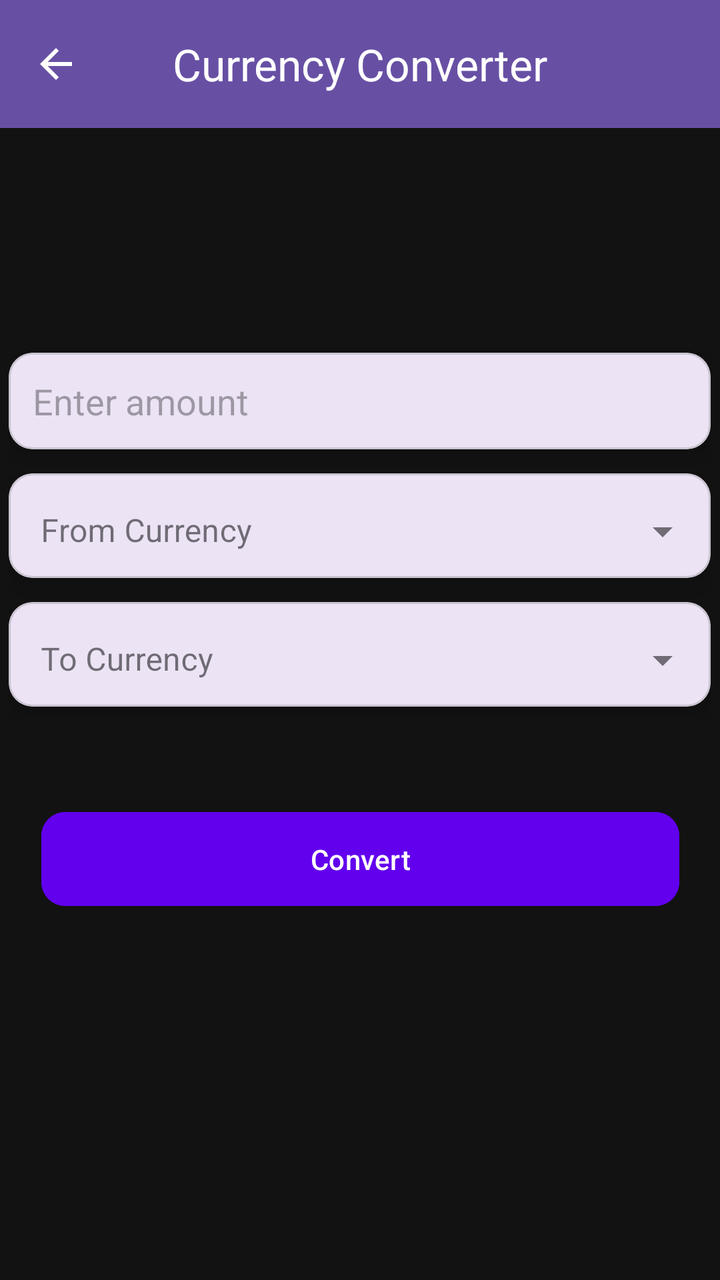
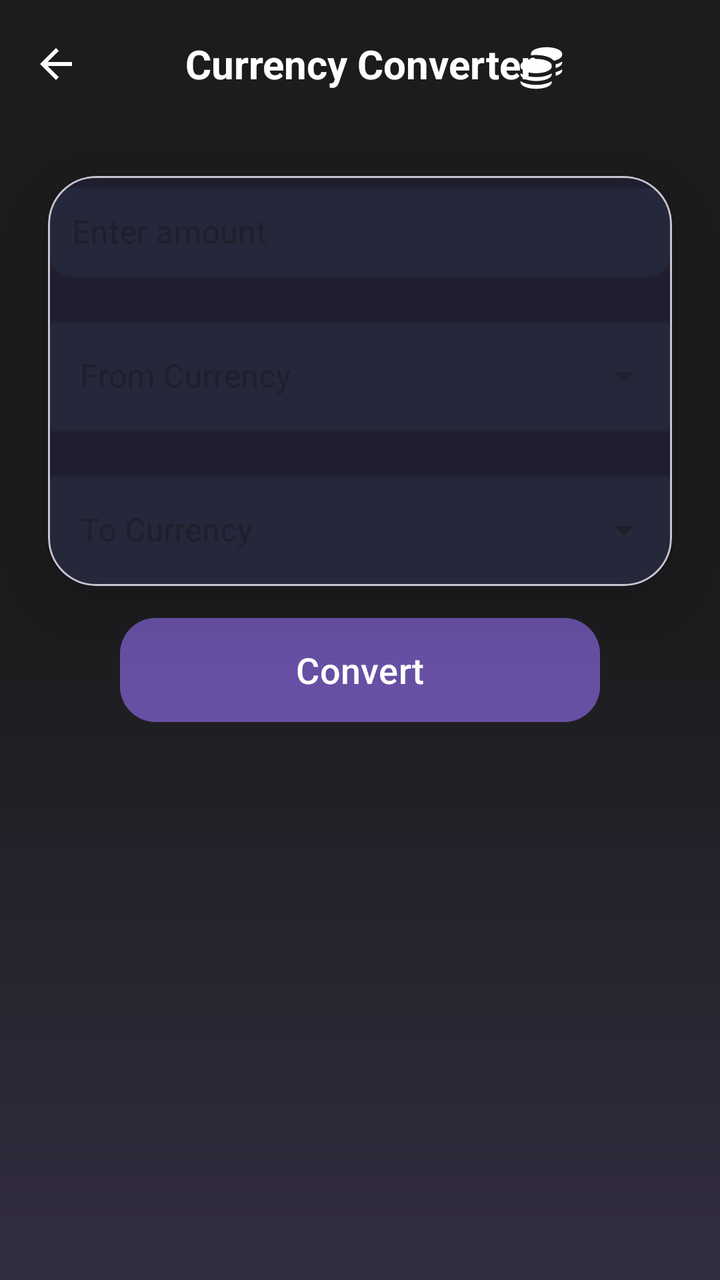

Two renders of the same Android screen: before a commit and after it. Below are the layout's source before the change and the commit's diff.
<!-- AndroidManifest.xml: application theme Theme.Bruh -->
<!-- res/layout/activity_currency.xml -->
<?xml version="1.0" encoding="utf-8"?>
<androidx.constraintlayout.widget.ConstraintLayout
    xmlns:android="http://schemas.android.com/apk/res/android"
    xmlns:app="http://schemas.android.com/apk/res-auto"
    xmlns:tools="http://schemas.android.com/tools"
    android:layout_width="match_parent"
    android:layout_height="match_parent"
    android:background="#121212"
    tools:context=".Currency">

    
    <androidx.constraintlayout.widget.ConstraintLayout
        android:id="@+id/toolbarLayout"
        android:layout_width="0dp"
        android:layout_height="?attr/actionBarSize"
        app:layout_constraintTop_toTopOf="parent"
        app:layout_constraintStart_toStartOf="parent"
        app:layout_constraintEnd_toEndOf="parent">

        <com.google.android.material.appbar.MaterialToolbar
            android:id="@+id/materialToolbar"
            android:layout_width="0dp"
            android:layout_height="match_parent"
            android:background="?attr/colorPrimary"
            android:theme="?attr/actionBarTheme"
            app:layout_constraintBottom_toBottomOf="parent"
            app:layout_constraintEnd_toEndOf="parent"
            app:layout_constraintStart_toStartOf="parent"
            app:layout_constraintTop_toTopOf="parent"
            app:navigationIcon="@drawable/ic_arrow_back"
            app:title="Currency Converter"
            app:titleCentered="true"
            app:titleTextColor="@android:color/white" />
    </androidx.constraintlayout.widget.ConstraintLayout>

    
    <com.google.android.material.card.MaterialCardView
        android:id="@+id/mainCard"
        android:layout_width="0dp"
        android:layout_height="wrap_content"
        android:layout_marginStart="16dp"
        android:layout_marginTop="70dp"
        android:layout_marginEnd="16dp"
        android:padding="16dp"
        app:cardCornerRadius="16dp"
        app:cardElevation="12dp"
        app:layout_constraintBottom_toBottomOf="parent"
        app:layout_constraintEnd_toEndOf="parent"
        app:layout_constraintStart_toStartOf="parent"
        app:layout_constraintTop_toBottomOf="@id/toolbarLayout">

    </com.google.android.material.card.MaterialCardView>

    

    

    <com.google.android.material.button.MaterialButton
        android:id="@+id/convertBtn"
        android:layout_width="319dp"
        android:layout_height="55dp"
        android:layout_marginStart="32dp"
        android:layout_marginTop="168dp"
        android:layout_marginEnd="32dp"
        android:backgroundTint="#6200EE"
        android:text="Convert"
        android:textColor="@android:color/white"
        app:cornerRadius="12dp"
        app:elevation="6dp"
        app:layout_constraintBottom_toBottomOf="parent"
        app:layout_constraintEnd_toEndOf="parent"
        app:layout_constraintStart_toStartOf="parent"
        app:layout_constraintTop_toTopOf="parent"
        app:layout_constraintVertical_bias="0.561" />

    <TextView
        android:id="@+id/resultText"
        android:layout_width="299dp"
        android:layout_height="46dp"
        android:layout_marginTop="96dp"
        android:gravity="center"
        android:text=""
        android:textSize="18sp"
        app:layout_constraintBottom_toBottomOf="parent"
        app:layout_constraintEnd_toEndOf="parent"
        app:layout_constraintStart_toStartOf="parent"
        app:layout_constraintTop_toTopOf="parent"
        app:layout_constraintVertical_bias="0.741" />

    <androidx.constraintlayout.widget.ConstraintLayout
        android:layout_width="351dp"
        android:layout_height="192dp"
        app:layout_constraintBottom_toBottomOf="parent"
        app:layout_constraintEnd_toEndOf="parent"
        app:layout_constraintHorizontal_bias="0.491"
        app:layout_constraintStart_toStartOf="parent"
        app:layout_constraintTop_toTopOf="parent"
        app:layout_constraintVertical_bias="0.376">

        
        <com.google.android.material.card.MaterialCardView
            android:id="@+id/amountCard"
            android:layout_width="0dp"
            android:layout_height="wrap_content"
            android:layout_marginTop="8dp"
            app:cardCornerRadius="12dp"
            app:cardElevation="8dp"
            app:layout_constraintEnd_toEndOf="parent"
            app:layout_constraintStart_toStartOf="parent"
            app:layout_constraintTop_toTopOf="parent">

            <EditText
                android:id="@+id/amountInput"
                android:layout_width="match_parent"
                android:layout_height="match_parent"
                android:hint="Enter amount"
                android:inputType="numberDecimal"
                android:padding="12dp"
                android:background="@null"/>
        </com.google.android.material.card.MaterialCardView>

        
        <com.google.android.material.card.MaterialCardView
            android:id="@+id/fromCurrencyCard"
            android:layout_width="0dp"
            android:layout_height="wrap_content"
            android:layout_marginTop="12dp"
            app:cardCornerRadius="12dp"
            app:cardElevation="8dp"
            app:layout_constraintEnd_toEndOf="parent"
            app:layout_constraintStart_toStartOf="parent"
            app:layout_constraintTop_toBottomOf="@id/amountCard">

            <com.google.android.material.textfield.TextInputLayout
                android:id="@+id/fromCurrencyLayout"
                style="@style/Widget.MaterialComponents.TextInputLayout.OutlinedBox.ExposedDropdownMenu"
                android:layout_width="match_parent"
                android:layout_height="match_parent"
                android:hint="From Currency"
                app:boxStrokeWidth="0dp"
                app:boxStrokeWidthFocused="0dp">

                <AutoCompleteTextView
                    android:id="@+id/fromCurrencyDropdown"
                    android:layout_width="match_parent"
                    android:layout_height="47dp"
                    android:completionThreshold="1"
                    android:dropDownHeight="300dp"
                    android:inputType="text" />
            </com.google.android.material.textfield.TextInputLayout>
        </com.google.android.material.card.MaterialCardView>

        
        <com.google.android.material.card.MaterialCardView
            android:id="@+id/toCurrencyCard"
            android:layout_width="0dp"
            android:layout_height="wrap_content"
            android:layout_marginTop="12dp"
            app:cardCornerRadius="12dp"
            app:cardElevation="8dp"
            app:layout_constraintEnd_toEndOf="parent"
            app:layout_constraintStart_toStartOf="parent"
            app:layout_constraintTop_toBottomOf="@id/fromCurrencyCard">

            <com.google.android.material.textfield.TextInputLayout
                android:id="@+id/toCurrencyLayout"
                style="@style/Widget.MaterialComponents.TextInputLayout.OutlinedBox.ExposedDropdownMenu"
                android:layout_width="match_parent"
                android:layout_height="match_parent"
                android:hint="To Currency"
                app:boxStrokeWidth="0dp">

                <AutoCompleteTextView
                    android:id="@+id/toCurrencyDropdown"
                    android:layout_width="match_parent"
                    android:layout_height="47dp"
                    android:completionThreshold="1"
                    android:dropDownHeight="300dp"
                    android:inputType="text" />
            </com.google.android.material.textfield.TextInputLayout>
        </com.google.android.material.card.MaterialCardView>

    </androidx.constraintlayout.widget.ConstraintLayout>
</androidx.constraintlayout.widget.ConstraintLayout>
<!-- resources referenced by this layout -->
<resources>
  <!-- drawable ic_arrow_back (drawable) -->
  <?xml version="1.0" encoding="utf-8"?>
  <vector xmlns:android="http://schemas.android.com/apk/res/android"
      android:width="24dp"
      android:height="24dp"
      android:viewportWidth="24"
      android:viewportHeight="24">
      <path
          android:fillColor="#FFFFFF"
          android:pathData="M20,11H7.83l5.59,-5.59L12,4l-8,8 8,8 1.41,-1.41L7.83,13H20v-2z"/>
  </vector>
  <style name="Theme.Bruh" parent="Base.Theme.Bruh" />
  <style name="Base.Theme.Bruh" parent="Theme.Material3.DayNight.NoActionBar">
          
          
      </style>
</resources>

<!-- the commit's change to res/layout/activity_currency.xml (unified diff, before → after) -->
@@ -5,180 +5,167 @@
     xmlns:tools="http://schemas.android.com/tools"
     android:layout_width="match_parent"
     android:layout_height="match_parent"
-    android:background="#121212"
+    android:background="@drawable/gradient_background"
     tools:context=".Currency">
 
     
-    <androidx.constraintlayout.widget.ConstraintLayout
-        android:id="@+id/toolbarLayout"
+    <com.google.android.material.appbar.MaterialToolbar
+        android:id="@+id/materialToolbar"
         android:layout_width="0dp"
         android:layout_height="?attr/actionBarSize"
+        android:backgroundTint="#1F1F2E"
+        android:elevation="8dp"
+        app:navigationIcon="@drawable/ic_arrow_back"
         app:layout_constraintTop_toTopOf="parent"
         app:layout_constraintStart_toStartOf="parent"
         app:layout_constraintEnd_toEndOf="parent">
 
-        <com.google.android.material.appbar.MaterialToolbar
-            android:id="@+id/materialToolbar"
-            android:layout_width="0dp"
+        
+        <LinearLayout
+            android:layout_width="wrap_content"
             android:layout_height="match_parent"
-            android:background="?attr/colorPrimary"
-            android:theme="?attr/actionBarTheme"
-            app:layout_constraintBottom_toBottomOf="parent"
-            app:layout_constraintEnd_toEndOf="parent"
-            app:layout_constraintStart_toStartOf="parent"
-            app:layout_constraintTop_toTopOf="parent"
-            app:navigationIcon="@drawable/ic_arrow_back"
-            app:title="Currency Converter"
-            app:titleCentered="true"
-            app:titleTextColor="@android:color/white" />
-    </androidx.constraintlayout.widget.ConstraintLayout>
+            android:orientation="horizontal"
+            android:gravity="center"
+            android:layout_gravity="center">
+
+            <TextView
+                android:id="@+id/toolbarTitle"
+                android:layout_width="wrap_content"
+                android:layout_height="wrap_content"
+                android:text="Currency Converter"
+                android:textColor="@android:color/white"
+                android:textSize="20sp"
+                android:textStyle="bold" />
+        </LinearLayout>
+
+    </com.google.android.material.appbar.MaterialToolbar>
 
     
     <com.google.android.material.card.MaterialCardView
         android:id="@+id/mainCard"
         android:layout_width="0dp"
         android:layout_height="wrap_content"
-        android:layout_marginStart="16dp"
-        android:layout_marginTop="70dp"
-        android:layout_marginEnd="16dp"
-        android:padding="16dp"
-        app:cardCornerRadius="16dp"
-        app:cardElevation="12dp"
-        app:layout_constraintBottom_toBottomOf="parent"
+        android:layout_margin="24dp"
+        android:padding="20dp"
+        android:backgroundTint="#1E1E2E"
+        app:cardCornerRadius="24dp"
+        app:cardElevation="20dp"
+        app:layout_constraintTop_toBottomOf="@id/materialToolbar"
+        app:layout_constraintStart_toStartOf="parent"
         app:layout_constraintEnd_toEndOf="parent"
-        app:layout_constraintStart_toStartOf="parent"
-        app:layout_constraintTop_toBottomOf="@id/toolbarLayout">
+        app:layout_constraintBottom_toTopOf="@id/convertBtn">
 
-    </com.google.android.material.card.MaterialCardView>
+        <LinearLayout
+            android:layout_width="match_parent"
+            android:layout_height="wrap_content"
+            android:orientation="vertical"
+            android:gravity="center_horizontal">
 
-    
+            
+            <com.google.android.material.textfield.TextInputLayout
+                style="@style/Widget.MaterialComponents.TextInputLayout.OutlinedBox"
+                android:layout_width="match_parent"
+                android:layout_height="wrap_content"
+                android:hint="Enter amount"
+                app:boxBackgroundColor="#25273B"
+                app:boxCornerRadiusTopStart="12dp"
+                app:boxCornerRadiusTopEnd="12dp"
+                app:boxCornerRadiusBottomStart="12dp"
+                app:boxCornerRadiusBottomEnd="12dp">
 
-    
+                <com.google.android.material.textfield.TextInputEditText
+                    android:id="@+id/amountInput"
+                    android:layout_width="match_parent"
+                    android:layout_height="wrap_content"
+                    app:hintTextColor="#B0B0B0"
+                    android:inputType="numberDecimal"
+                    android:padding="12dp"
+                    android:textColor="#FFFFFF" />
+            </com.google.android.material.textfield.TextInputLayout>
 
-    <com.google.android.material.button.MaterialButton
-        android:id="@+id/convertBtn"
-        android:layout_width="319dp"
-        android:layout_height="55dp"
-        android:layout_marginStart="32dp"
-        android:layout_marginTop="168dp"
-        android:layout_marginEnd="32dp"
-        android:backgroundTint="#6200EE"
-        android:text="Convert"
-        android:textColor="@android:color/white"
-        app:cornerRadius="12dp"
-        app:elevation="6dp"
-        app:layout_constraintBottom_toBottomOf="parent"
-        app:layout_constraintEnd_toEndOf="parent"
-        app:layout_constraintStart_toStartOf="parent"
-        app:layout_constraintTop_toTopOf="parent"
-        app:layout_constraintVertical_bias="0.561" />
-
-    <TextView
-        android:id="@+id/resultText"
-        android:layout_width="299dp"
-        android:layout_height="46dp"
-        android:layout_marginTop="96dp"
-        android:gravity="center"
-        android:text=""
-        android:textSize="18sp"
-        app:layout_constraintBottom_toBottomOf="parent"
-        app:layout_constraintEnd_toEndOf="parent"
-        app:layout_constraintStart_toStartOf="parent"
-        app:layout_constraintTop_toTopOf="parent"
-        app:layout_constraintVertical_bias="0.741" />
-
-    <androidx.constraintlayout.widget.ConstraintLayout
-        android:layout_width="351dp"
-        android:layout_height="192dp"
-        app:layout_constraintBottom_toBottomOf="parent"
-        app:layout_constraintEnd_toEndOf="parent"
-        app:layout_constraintHorizontal_bias="0.491"
-        app:layout_constraintStart_toStartOf="parent"
-        app:layout_constraintTop_toTopOf="parent"
-        app:layout_constraintVertical_bias="0.376">
-
-        
-        <com.google.android.material.card.MaterialCardView
-            android:id="@+id/amountCard"
-            android:layout_width="0dp"
-            android:layout_height="wrap_content"
-            android:layout_marginTop="8dp"
-            app:cardCornerRadius="12dp"
-            app:cardElevation="8dp"
-            app:layout_constraintEnd_toEndOf="parent"
-            app:layout_constraintStart_toStartOf="parent"
-            app:layout_constraintTop_toTopOf="parent">
-
-            <EditText
-                android:id="@+id/amountInput"
-                android:layout_width="match_parent"
-                android:layout_height="match_parent"
-                android:hint="Enter amount"
-                android:inputType="numberDecimal"
-                android:padding="12dp"
-                android:background="@null"/>
-        </com.google.android.material.card.MaterialCardView>
-
-        
-        <com.google.android.material.card.MaterialCardView
-            android:id="@+id/fromCurrencyCard"
-            android:layout_width="0dp"
-            android:layout_height="wrap_content"
-            android:layout_marginTop="12dp"
-            app:cardCornerRadius="12dp"
-            app:cardElevation="8dp"
-            app:layout_constraintEnd_toEndOf="parent"
-            app:layout_constraintStart_toStartOf="parent"
-            app:layout_constraintTop_toBottomOf="@id/amountCard">
-
+            
             <com.google.android.material.textfield.TextInputLayout
                 android:id="@+id/fromCurrencyLayout"
                 style="@style/Widget.MaterialComponents.TextInputLayout.OutlinedBox.ExposedDropdownMenu"
                 android:layout_width="match_parent"
-                android:layout_height="match_parent"
+                android:layout_height="wrap_content"
                 android:hint="From Currency"
-                app:boxStrokeWidth="0dp"
-                app:boxStrokeWidthFocused="0dp">
+                android:layout_marginTop="16dp"
+                app:boxBackgroundColor="#25273B">
 
                 <AutoCompleteTextView
                     android:id="@+id/fromCurrencyDropdown"
                     android:layout_width="match_parent"
-                    android:layout_height="47dp"
-                    android:completionThreshold="1"
-                    android:dropDownHeight="300dp"
-                    android:inputType="text" />
+                    android:layout_height="wrap_content"
+                    android:dropDownHeight="250dp"
+                    android:textColor="#FFFFFF"
+                    app:hintTextColor="#B0B0B0" />
             </com.google.android.material.textfield.TextInputLayout>
-        </com.google.android.material.card.MaterialCardView>
 
-        
-        <com.google.android.material.card.MaterialCardView
-            android:id="@+id/toCurrencyCard"
-            android:layout_width="0dp"
-            android:layout_height="wrap_content"
-            android:layout_marginTop="12dp"
-            app:cardCornerRadius="12dp"
-            app:cardElevation="8dp"
-            app:layout_constraintEnd_toEndOf="parent"
-            app:layout_constraintStart_toStartOf="parent"
-            app:layout_constraintTop_toBottomOf="@id/fromCurrencyCard">
-
+            
             <com.google.android.material.textfield.TextInputLayout
                 android:id="@+id/toCurrencyLayout"
                 style="@style/Widget.MaterialComponents.TextInputLayout.OutlinedBox.ExposedDropdownMenu"
                 android:layout_width="match_parent"
-                android:layout_height="match_parent"
+                android:layout_height="wrap_content"
                 android:hint="To Currency"
-                app:boxStrokeWidth="0dp">
+                android:layout_marginTop="16dp"
+                app:boxBackgroundColor="#25273B">
 
                 <AutoCompleteTextView
                     android:id="@+id/toCurrencyDropdown"
                     android:layout_width="match_parent"
-                    android:layout_height="47dp"
-                    android:completionThreshold="1"
-                    android:dropDownHeight="300dp"
-                    android:inputType="text" />
+                    android:layout_height="wrap_content"
+                    android:dropDownHeight="250dp"
+                    android:textColor="#FFFFFF"
+                    app:hintTextColor="#B0B0B0" />
             </com.google.android.material.textfield.TextInputLayout>
-        </com.google.android.material.card.MaterialCardView>
+        </LinearLayout>
+    </com.google.android.material.card.MaterialCardView>
 
-    </androidx.constraintlayout.widget.ConstraintLayout>
+    
+    <com.google.android.material.button.MaterialButton
+        android:id="@+id/convertBtn"
+        android:layout_width="0dp"
+        android:layout_height="60dp"
+        android:layout_marginHorizontal="60dp"
+        android:layout_marginTop="12dp"
+        android:layout_marginBottom="24dp"
+        android:text="Convert"
+        android:textSize="18sp"
+        android:textColor="@android:color/white"
+        android:backgroundTint="#6750A4"
+        app:cornerRadius="18dp"
+        app:elevation="10dp"
+        app:layout_constraintTop_toBottomOf="@id/mainCard"
+        app:layout_constraintStart_toStartOf="parent"
+        app:layout_constraintEnd_toEndOf="parent" />
+
+    
+    <TextView
+        android:id="@+id/resultText"
+        android:layout_width="wrap_content"
+        android:layout_height="wrap_content"
+        android:textColor="#FFFFFF"
+        android:textSize="20sp"
+        android:textStyle="bold"
+        android:layout_marginBottom="32dp"
+        app:layout_constraintTop_toBottomOf="@id/convertBtn"
+        app:layout_constraintStart_toStartOf="parent"
+        app:layout_constraintEnd_toEndOf="parent"
+        app:layout_constraintBottom_toBottomOf="parent" />
+
+    <ImageView
+        android:id="@+id/currencyIcon"
+        android:layout_width="26dp"
+        android:layout_height="26dp"
+        android:contentDescription="Currency Icon"
+        android:src="@drawable/currency_icon"
+        app:layout_constraintBottom_toTopOf="@+id/mainCard"
+        app:layout_constraintEnd_toEndOf="parent"
+        app:layout_constraintHorizontal_bias="0.771"
+        app:layout_constraintStart_toStartOf="parent"
+        app:layout_constraintTop_toTopOf="parent"
+        app:layout_constraintVertical_bias="0.341"
+        app:tint="@android:color/white" />
 </androidx.constraintlayout.widget.ConstraintLayout>
<!-- resource entries referenced after the edit -->
@@ -1,5 +1,26 @@
 <!-- resources referenced by this layout -->
 <resources>
+  <!-- drawable currency_icon (drawable) -->
+  <vector xmlns:android="http://schemas.android.com/apk/res/android"
+      android:width="640dp"
+      android:height="640dp"
+      android:viewportWidth="640"
+      android:viewportHeight="640">
+    <path
+        android:fillColor="#FF000000"
+        android:pathData="M192,160L192,144C192,99.8 278,64 384,64C490,64 576,99.8 576,144L576,160C576,190.6 534.7,217.2 474,230.7C471.6,227.9 469.1,225.2 466.6,222.7C451.1,207.4 431.1,195.8 410.2,187.2C368.3,169.7 313.7,160.1 256,160.1C234.1,160.1 212.7,161.5 192.2,164.2C192,162.9 192,161.5 192,160.1zM496,417L496,370.8C511.1,366.9 525.3,362.3 538.2,356.9C551.4,351.4 564.3,344.7 576,336.6L576,352C576,378.8 544.5,402.5 496,417zM496,321L496,288C496,283.5 495.6,279.2 495,275C510.5,271.1 525,266.4 538.2,260.8C551.4,255.2 564.3,248.6 576,240.5L576,255.9C576,282.7 544.5,306.4 496,320.9zM64,304L64,288C64,243.8 150,208 256,208C362,208 448,243.8 448,288L448,304C448,348.2 362,384 256,384C150,384 64,348.2 64,304zM448,400C448,444.2 362,480 256,480C150,480 64,444.2 64,400L64,384.6C75.6,392.7 88.5,399.3 101.8,404.9C143.7,422.4 198.3,432 256,432C313.7,432 368.3,422.3 410.2,404.9C423.4,399.4 436.3,392.7 448,384.6L448,400zM448,480.6L448,496C448,540.2 362,576 256,576C150,576 64,540.2 64,496L64,480.6C75.6,488.7 88.5,495.3 101.8,500.9C143.7,518.4 198.3,528 256,528C313.7,528 368.3,518.3 410.2,500.9C423.4,495.4 436.3,488.7 448,480.6z"/>
+  </vector>
+  <!-- drawable gradient_background (drawable) -->
+  <?xml version="1.0" encoding="utf-8"?>
+  <shape xmlns:android="http://schemas.android.com/apk/res/android"
+      android:shape="rectangle">
+      <gradient
+          android:type="linear"
+          android:angle="270"
+          android:startColor="#1c1c1e"
+          android:centerColor="#1c1c1e"
+          android:endColor="#332d41" />
+  </shape>
   <!-- drawable ic_arrow_back (drawable) -->
   <?xml version="1.0" encoding="utf-8"?>
   <vector xmlns:android="http://schemas.android.com/apk/res/android"
